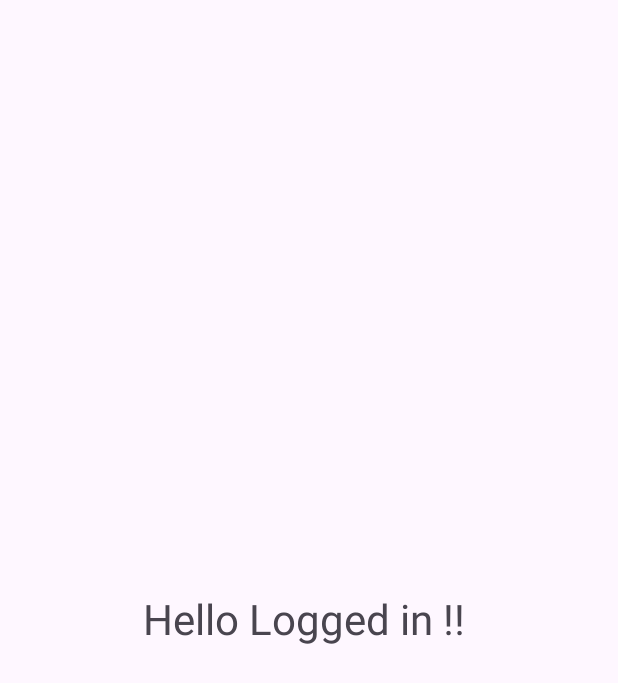
After one commit to AnasBahjat/graduationProject, an Android app: the AfterLoginActivity screen opened directly, with no data from a screen before it, on a phone screen of 412 x 824 dp. The commit adds this screen. Shown: the top 683 px of the screen. Run offline under Robolectric (Android 15) with nearby library versions, the phone set to English and light mode, and no system bars.

Commit message:
In this commit :  1- The application will check the input if truly exist it will start the first activity(Empty at current time)  2- I changed the format of email stored in the database to be in lower case always to prevent any error  ...

```diff
--- /dev/null
+++ b/app/src/main/java/com/example/graduationproject/AfterLoginActivity.java
@@ -0,0 +1,24 @@
+package com.example.graduationproject;
+
+import android.os.Bundle;
+
+import androidx.activity.EdgeToEdge;
+import androidx.appcompat.app.AppCompatActivity;
+import androidx.core.graphics.Insets;
+import androidx.core.view.ViewCompat;
+import androidx.core.view.WindowInsetsCompat;
+
+public class AfterLoginActivity extends AppCompatActivity {
+
+    @Override
+    protected void onCreate(Bundle savedInstanceState) {
+        super.onCreate(savedInstanceState);
+        EdgeToEdge.enable(this);
+        setContentView(R.layout.activity_after_login);
+        ViewCompat.setOnApplyWindowInsetsListener(findViewById(R.id.main), (v, insets) -> {
+            Insets systemBars = insets.getInsets(WindowInsetsCompat.Type.systemBars());
+            v.setPadding(systemBars.left, systemBars.top, systemBars.right, systemBars.bottom);
+            return insets;
+        });
+    }
+}
--- a/app/src/main/java/com/example/graduationproject/LoginActivity.java
+++ b/app/src/main/java/com/example/graduationproject/LoginActivity.java
@@ -109,6 +109,7 @@ public class LoginActivity extends AppCompatActivity implements RequestResult{
         else {
            for(int i=0;i<loginSuccessData.length();i++){
                 try {
+                    Intent intent=new Intent(this,AfterLoginActivity.class);
                     JSONObject jsonObject=loginSuccessData.getJSONObject(i);
                     String firstName=jsonObject.getString("firstname");
                     String lastName=jsonObject.getString("lastname");
@@ -118,6 +119,7 @@ public class LoginActivity extends AppCompatActivity implements RequestResult{
                     Log.d("2---> lastname = "+lastName,"2---> lastname = "+lastName);
                     Log.d("3---> password = "+password,"3---> password = "+password);
                     Log.d("4---> birthDate = "+birthDate,"4---> password = "+birthDate);
+                    startActivity(intent);
                 }
                 catch (JSONException e){
                     e.printStackTrace();
--- /dev/null
+++ b/app/src/main/res/layout/activity_after_login.xml
@@ -0,0 +1,20 @@
+<?xml version="1.0" encoding="utf-8"?>
+<androidx.constraintlayout.widget.ConstraintLayout xmlns:android="http://schemas.android.com/apk/res/android"
+    xmlns:app="http://schemas.android.com/apk/res-auto"
+    xmlns:tools="http://schemas.android.com/tools"
+    android:id="@+id/main"
+    android:layout_width="match_parent"
+    android:layout_height="match_parent"
+    tools:context=".AfterLoginActivity">
+
+    <TextView
+        android:id="@+id/textView"
+        android:layout_width="wrap_content"
+        android:layout_height="wrap_content"
+        android:text="Hello Logged in !! "
+        android:textSize="28sp"
+        app:layout_constraintBottom_toBottomOf="parent"
+        app:layout_constraintEnd_toEndOf="parent"
+        app:layout_constraintStart_toStartOf="parent"
+        app:layout_constraintTop_toTopOf="parent" />
+</androidx.constraintlayout.widget.ConstraintLayout>
```
Also changed, not shown: app/src/main/AndroidManifest.xml (+5 -3 lines), app/src/main/java/com/example/graduationproject/Database.java (+3 -13 lines), app/src/main/java/com/example/graduationproject/RegisterActivity.java (+8 -12 lines).
